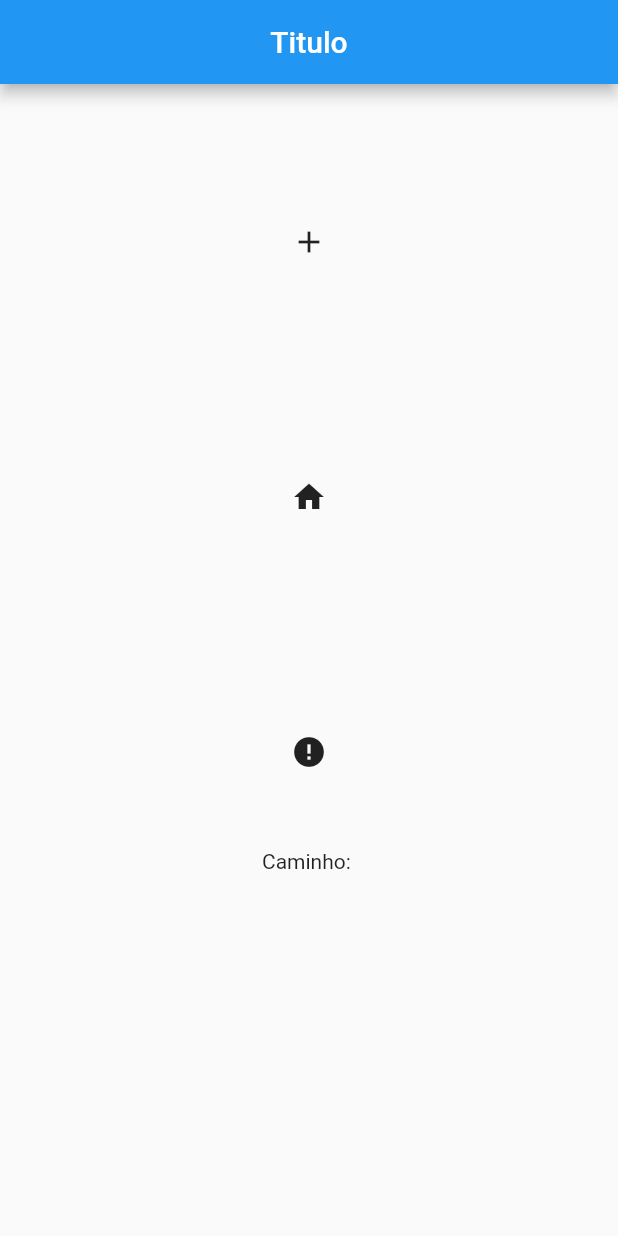
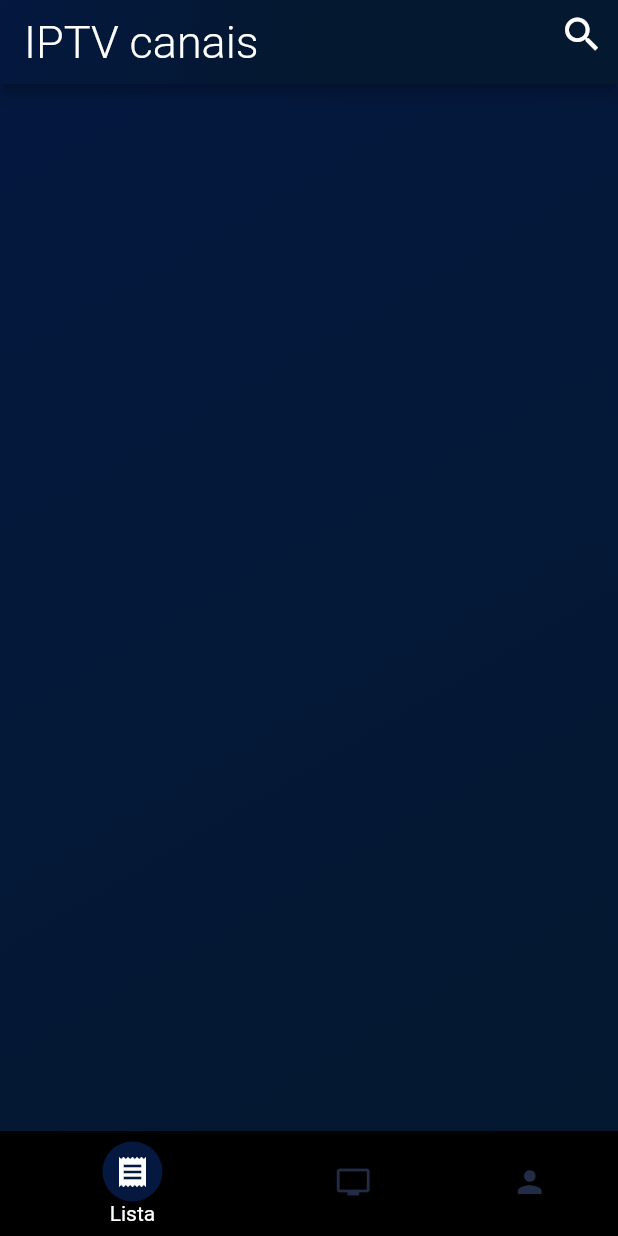
Before and after one commit to pauloAlves98/br.com.reprodutoriptv, a Flutter app: the screen it shows after launch, on a phone screen of 412 x 824 dp. Run offline on Flutter 3.47's test engine with Material 2 defaults, Android fonts, the phone set to English and light mode, and no system bars; our stand-ins replace file_picker, google_fonts, sqflite; missing offline and left inert: flutter_sqflite_manager, yoyo_player; accounts and stored records are empty.

Commit message:
Carregamento de canais e inicio do layout

```diff
--- a/lib/SGBDPage.dart
+++ b/lib/SGBDPage.dart
@@ -20,7 +20,7 @@ class _SGBDPageState extends State<SGBDPage> {
           return SqfliteManager(
               database: snapshot.data,
               enable: true,
-              child: MyApp(),
+              child: MyApp.getInstance(),
           );
         } else {
           return Container(
--- a/lib/model/bin/Lista.dart
+++ b/lib/model/bin/Lista.dart
@@ -63,13 +63,13 @@ class Lista {
   set status(String? value) => this._status = value;
   //metodos de conversão
 
-  Future<List<dynamic>?> carregaLista() async {//extrai linhas do arquivo da lista
+ static Future<List<dynamic>?> carregaLista(String caminho) async {//extrai linhas do arquivo da lista
     List lista = [];
     List listaAux = [];
     bool extinf = false; //verifica se eh extinf
     String temp = "";
     try {
-      File file = new File(this.link);
+      File file = new File(caminho);
       listaAux = await file.readAsLines();
       listaAux.forEach((line) {
         if (line.trim().length > 0 &&
@@ -99,7 +99,7 @@ class Lista {
   Future insert() async {
     Database dataBase = await SqlHelper().db;
     int valor = await dataBase.insert(TabelaLista.NOME_TABELA, toMap());
-    print(valor);
+    print("Lista $nome ID: "+ valor.toString());
     return valor;
   }
 }
--- a/lib/model/sqlite/SqlHelper.dart
+++ b/lib/model/sqlite/SqlHelper.dart
@@ -34,7 +34,7 @@ class SqlHelper {
     print("Caminho Db "+ path.toString());
     databasecaminho = path;
     return await openDatabase(path,
-        version: 2, onCreate: create, onUpgrade: update);
+        version: 1, onCreate: create, onUpgrade: update);
   }
 
   void create(Database db, int newVersion) async {
@@ -44,7 +44,7 @@ class SqlHelper {
     await db.execute(TabelaCliente.createTable);
     await db.execute(TabelaCategoria.createTable);
     await db.execute(TabelaCanal.createTable);
-    await db.execute(TabelaCategoriaXcanal.createTable);
+    //await db.execute(TabelaCategoriaXcanal.createTable);
     //  await db.execute(TabelaFicha.createTable);
     //  await db.execute(TabelaPagamento.createTable);
     //  await db.execute(TabelaDebito.createTable);
--- a/lib/model/sqlite/utils/TabelaCanal.dart
+++ b/lib/model/sqlite/utils/TabelaCanal.dart
@@ -1,3 +1,5 @@
+import 'package:iptv/model/sqlite/utils/TabelaCategoria.dart';
+
 import 'TabelaLista.dart';
 
 class TabelaCanal{
@@ -8,7 +10,7 @@ class TabelaCanal{
   static const String COL_LINKVIDEO = "linkVideo";
   static const String COL_STATUS = "status";
   static const String COL_LISTA = "fkLista";//CANAL PERTENECE A UMA LISTA SÓ MAIS UMA LISTA
-
+  static const String COL_CATEGORIA = "fkCategoria";
 
   static const createTable = "CREATE TABLE $NOME_TABELA ( "+
    "$COL_ID INTEGER PRIMARY KEY, "+
@@ -17,6 +19,8 @@ class TabelaCanal{
    "$COL_LINKVIDEO TEXT, "+
    "$COL_STATUS TEXT, "+
    "$COL_LISTA INTEGER NOT NULL, "+
-   "FOREIGN KEY($COL_LISTA) REFERENCES "+ TabelaLista.NOME_TABELA+"("+TabelaLista.COL_ID+"));";
+   "$COL_CATEGORIA INTEGER NOT NULL, "+
+   "FOREIGN KEY($COL_LISTA) REFERENCES "+ TabelaLista.NOME_TABELA+"("+TabelaLista.COL_ID+"), "+
+   "FOREIGN KEY($COL_CATEGORIA) REFERENCES "+ TabelaCategoria.NOME_TABELA+"("+TabelaCategoria.COL_ID+"));";
 
 }
--- a/lib/model/sqlite/utils/TabelaCategoria.dart
+++ b/lib/model/sqlite/utils/TabelaCategoria.dart
@@ -6,6 +6,11 @@ class TabelaCategoria{
 
   static const createTable = "CREATE TABLE $NOME_TABELA ( "+
    "$COL_ID INTEGER PRIMARY KEY, "+
-   "$COL_NOME TEXT, "+
+   "$COL_NOME TEXT UNIQUE, "+
    "$COL_STATUS TEXT);";
+
+
+  static String getAllPorNome(String nome) {
+    return "SELECT * FROM $NOME_TABELA where $COL_NOME='$nome'";
+  }
 }
--- a/lib/model/sqlite/utils/TabelaCategoriaXcanais.dart
+++ b/lib/model/sqlite/utils/TabelaCategoriaXcanais.dart
@@ -1,6 +1,8 @@
 import 'TabelaCanal.dart';
 import 'TabelaCategoria.dart';
 
+
+//nao usar
 class TabelaCategoriaXcanal{
   static const String NOME_TABELA = "categoriaxcanal";
   static const String COL_ID = "id";
--- /dev/null
+++ b/lib/view/HomePage.dart
@@ -0,0 +1,123 @@
+//@dart=2.9
+import 'package:flutter/material.dart';
+import 'package:google_fonts/google_fonts.dart';
+
+class HomePage extends StatefulWidget {
+  static HomePage _instance; //Singleton
+  static int cIndex = 0;
+
+  HomePage._internal();
+  static HomePage getInstance() {
+    if (_instance == null) _instance = HomePage._internal();
+    return _instance;
+  }
+
+  //const HomePage({ Key? key }) : super(key: key);
+  @override
+  _HomePageState createState() => _HomePageState();
+}
+
+class _HomePageState extends State<HomePage> {
+   TextEditingController tituloController = new TextEditingController();
+    _HomePageState(){
+     tituloController.text = "IPTV canais";
+  }
+  @override
+  Widget build(BuildContext context) {
+    return Scaffold(
+
+      appBar: AppBar(
+        flexibleSpace: Container(
+          decoration: BoxDecoration(
+            gradient: LinearGradient(
+              begin: Alignment.topLeft,
+              end: Alignment.bottomCenter,
+              colors: [Color(0xFF041840), Color(0xFF041830)],
+            ),
+          ),
+        ),
+        title: Padding(
+          padding: const EdgeInsets.only(top: 0),
+          child: TextField(
+            style: GoogleFonts.indieFlower(textStyle: TextStyle(color: Colors.white, fontWeight: FontWeight.w300, fontSize: 30)),
+            readOnly: true,
+            controller: tituloController,
+            decoration: InputDecoration(
+              border: InputBorder.none,
+            ),
+          ),
+        ),
+        actions: [
+          IconButton(
+            icon: Align(
+              alignment: Alignment.topCenter,
+              child: Icon(
+                Icons.search,
+                color: Colors.white,
+                size: 30,
+              ),
+            ),
+            onPressed: () {
+              //Para encolher a barra!
+              setState(() {});
+            }
+        ),
+        ],
+      ),
+
+
+      bottomNavigationBar: BottomNavigationBar(//mecher aqui e dpois fazer as paginas, começar por cadastro de conta.
+        fixedColor:  Colors.white,
+        selectedLabelStyle: GoogleFonts.encodeSans(),
+        backgroundColor: Colors.black,
+        currentIndex: HomePage.cIndex,
+        type: BottomNavigationBarType.shifting,
+        items: [
+          BottomNavigationBarItem(
+            //backgroundColor: Colors.black38,
+            backgroundColor: Colors.black,
+            icon: Icon(Icons.receipt,color: Color(0xFF232c47)),
+            label: 'Lista',
+            activeIcon:CircleAvatar(backgroundColor: Color(0xFF041840),child:Icon(Icons.receipt, color:Colors.white)),
+          ),
+          BottomNavigationBarItem(
+              backgroundColor: Colors.black,
+              icon: Icon(Icons.tv, color: Color(0xFF232c47)),
+              label: 'Canais',
+              activeIcon:  CircleAvatar(backgroundColor: Color(0xFF041830),child:Icon(Icons.tv, color:Colors.white )),
+              ),
+          BottomNavigationBarItem(
+              backgroundColor: Colors.black,
+              icon: Icon(Icons.person, color: Color(0xFF232c47)),
+              activeIcon: CircleAvatar(backgroundColor: Color(0xFF041840),child:Icon(Icons.person, color:Colors.white )),
+              label: 'Conta',
+          )
+        ],
+        onTap: (index) {
+          _incrementTab(index);
+        },
+      ),
+
+
+
+      body: Container(
+          decoration: BoxDecoration(
+            gradient: LinearGradient(
+              begin: Alignment.topLeft,
+              end: Alignment.bottomRight,
+              colors: [Color(0xFF041840), Color(0xFF041830)],
+            ),
+
+          ),
+        ),
+    );
+  }
+
+  void _incrementTab(indice) {
+    setState(() {
+      print("ANTIGO");
+      HomePage.cIndex = indice;
+      print("Atual " + "$indice");
+    });
+  }
+}
--- a/pubspec.yaml
+++ b/pubspec.yaml
@@ -28,6 +28,7 @@ dependencies:
   flutter_sqflite_manager: ^0.1.1
   intl: ^0.15.7
   file_picker: ^1.6.3+2
+  google_fonts: ^1.1.2
 
   # The following adds the Cupertino Icons font to your application.
   # Use with the CupertinoIcons class for iOS style icons.
```
Also changed, not shown: lib/main.dart (+42 -17 lines), lib/model/bin/Canal.dart (+109 -19 lines), lib/model/bin/Categoria.dart (+58 -21 lines), pubspec.lock, 1 other file.
